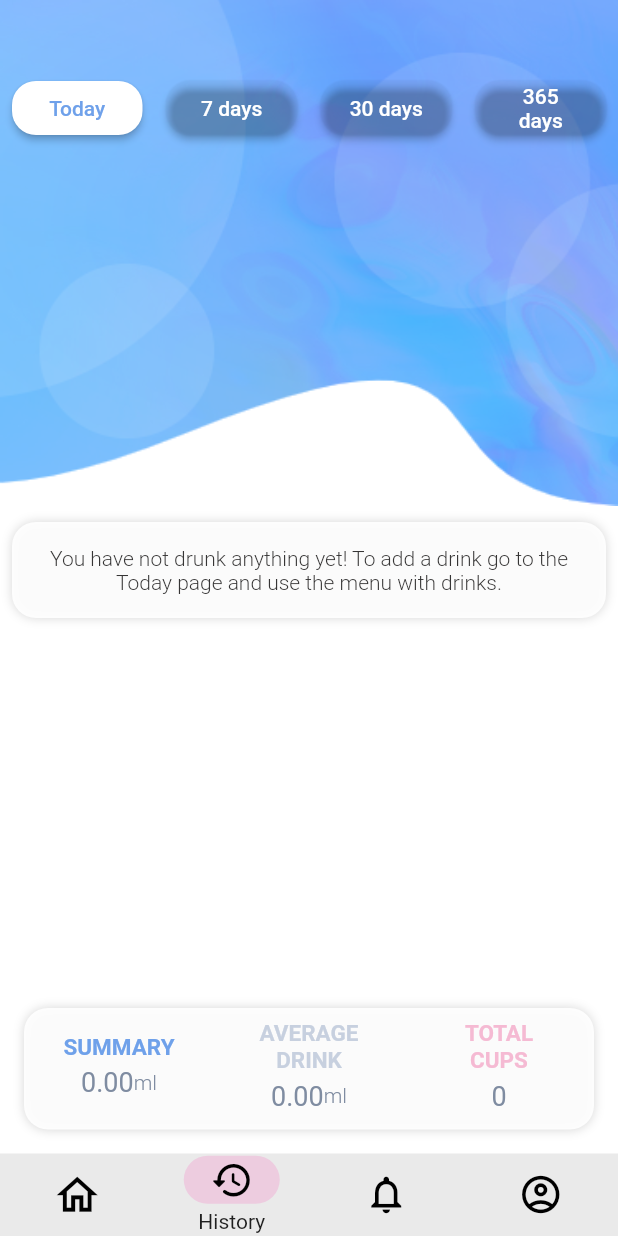
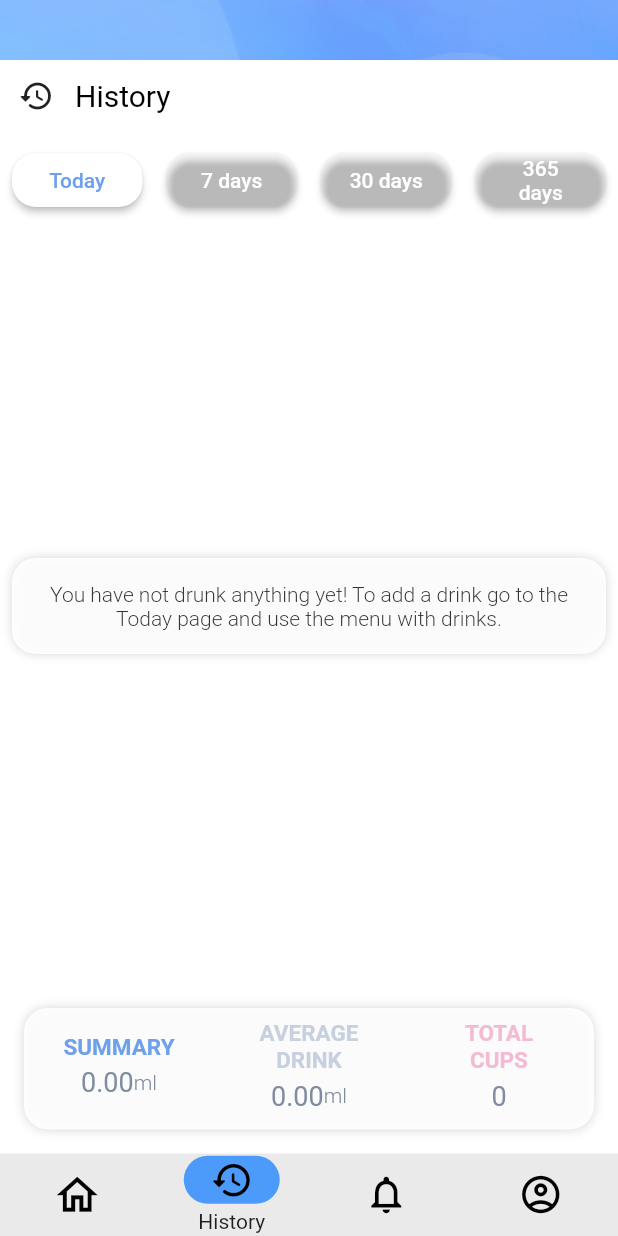
Before and after one commit to Anslem27/Drink-Up, a Flutter app: the screen it shows after launch, item 2 of the bottom bar chosen, on a phone screen of 412 x 824 dp. Run offline on Flutter 3.47's test engine with Material 2 defaults, Android fonts, the light colour scheme and no system bars; our stand-ins replace flutter_local_notifications, flutter_redux, flutter_svg, get, get_storage, redux and 2 more; accounts and stored records are empty.

Commit message:
Added theming plus more improvements

```diff
--- a/lib/navigation_state.dart
+++ b/lib/navigation_state.dart
@@ -22,7 +22,7 @@ class _HomePageState extends State<HomePage> with WidgetsBindingObserver {
     testDevices: <String>[],
   );
  */
- /*  BannerAd _bannerAd;
+  /*  BannerAd _bannerAd;
 
   BannerAd createBannerAd() {
     return BannerAd(
@@ -80,6 +80,7 @@ class _HomePageState extends State<HomePage> with WidgetsBindingObserver {
 
   @override
   Widget build(BuildContext context) {
+    final iconThemeColor = Theme.of(context).hoverColor;
     return SafeArea(
       top: false,
       child: Scaffold(
@@ -101,7 +102,7 @@ class _HomePageState extends State<HomePage> with WidgetsBindingObserver {
         ),
         bottomNavigationBar: NavigationBarTheme(
           data: NavigationBarThemeData(
-            //indicatorColor: Theme.of(context).primaryColor,
+            indicatorColor: Theme.of(context).primaryColor,
             labelTextStyle: MaterialStateProperty.all(
               const TextStyle(
                 fontSize: 14,
@@ -117,19 +118,19 @@ class _HomePageState extends State<HomePage> with WidgetsBindingObserver {
               });
             },
             height: 55,
-            destinations: const [
+            destinations: [
               NavigationDestination(
                   selectedIcon: Icon(
                     Icons.home_rounded,
                     semanticLabel: 'Home',
                     size: 33,
-                    //color: iconThemeColor,
+                    color: iconThemeColor,
                   ),
                   icon: Icon(
                     Icons.home_outlined,
                     semanticLabel: 'Home',
                     size: 33,
-                    //color: iconThemeColor,
+                    color: iconThemeColor,
                   ),
                   label: "Home"),
               NavigationDestination(
@@ -137,13 +138,13 @@ class _HomePageState extends State<HomePage> with WidgetsBindingObserver {
                     Icons.history_rounded,
                     semanticLabel: 'History',
                     size: 29,
-                    //color: iconThemeColor,
+                    color: iconThemeColor,
                   ),
                   icon: Icon(
                     Icons.history,
                     semanticLabel: 'History',
                     size: 29,
-                    //color: iconThemeColor,
+                    color: iconThemeColor,
                   ),
                   label: "History"),
               NavigationDestination(
@@ -151,13 +152,13 @@ class _HomePageState extends State<HomePage> with WidgetsBindingObserver {
                     Icons.notifications,
                     size: 30,
                     semanticLabel: 'Notifications',
-                    //color: iconThemeColor,
+                    color: iconThemeColor,
                   ),
                   icon: Icon(
                     Icons.notifications_outlined,
                     size: 30,
                     semanticLabel: 'Notifications',
-                    //color: iconThemeColor,
+                    color: iconThemeColor,
                   ),
                   label: "Notifications"),
               NavigationDestination(
@@ -165,13 +166,13 @@ class _HomePageState extends State<HomePage> with WidgetsBindingObserver {
                     Icons.account_circle_sharp,
                     size: 30,
                     semanticLabel: 'Profile',
-                    //color: iconThemeColor,
+                    color: iconThemeColor,
                   ),
                   icon: Icon(
                     Icons.account_circle_outlined,
                     size: 30,
                     semanticLabel: 'Profile',
-                    //color: iconThemeColor,
+                    color: iconThemeColor,
                   ),
                   label: "Profile"),
             ],
--- a/lib/screens/history/history_page.dart
+++ b/lib/screens/history/history_page.dart
@@ -91,7 +91,7 @@ class _HistoryPageState extends State<HistoryPage>
     return currentEntries;
   }
 
-  List<Widget> _buildStats(List<DrinkHistoryEntry> entries) {
+  List<Widget> _buildStats(entries) {
     List<DrinkHistoryEntry> currentEntries =
         _currentEntries(entries, _currentIndex);
     double summary = currentEntries.fold(0.0, (t, e) => t + e.amount);
@@ -103,7 +103,8 @@ class _HistoryPageState extends State<HistoryPage>
           summary,
           const Color(0xFF6fa1ea),
           unit: 'ml',
-      )),
+        ),
+      ),
     ];
 
     if (_currentIndex == 0) {
@@ -141,8 +142,12 @@ class _HistoryPageState extends State<HistoryPage>
 
     statWidgets.add(
       Expanded(
-          child: HistoryStatsText("TOTAL\nCUPS",
-              currentEntries.length.toDouble(), const Color(0xFFf5bad3))),
+        child: HistoryStatsText(
+          "TOTAL\nCUPS",
+          currentEntries.length.toDouble(),
+          const Color(0xFFf5bad3),
+        ),
+      ),
     );
 
     return statWidgets;
@@ -177,38 +182,31 @@ class _HistoryPageState extends State<HistoryPage>
 
   @override
   Widget build(BuildContext context) {
-    final size = MediaQuery.of(context).size;
-
     return StoreConnector<AppState, List<DrinkHistoryEntry>>(
       converter: (store) => store.state.drinksHistory,
       builder: (context, entries) {
-        return Stack(
-          children: <Widget>[
-            Positioned(
-              bottom: 0.0,
-              height: 160.0,
-              child: SizedBox(
-                width: size.width,
-                height: 160.0,
-                child: Container(
-                  decoration: BoxDecoration(
-                    gradient: LinearGradient(
-                      begin: Alignment.topCenter,
-                      end: Alignment.bottomCenter,
-                      stops: const [0.3, 0.7],
-                      colors: [Colors.white.withOpacity(0.0), Colors.white],
-                    ),
-                  ),
-                ),
-              ),
-            ),
-            SafeArea(
-              bottom: false,
+        return Scaffold(
+          body: SafeArea(
             child: Column(
               mainAxisAlignment: MainAxisAlignment.start,
-                mainAxisSize: MainAxisSize.max,
-                crossAxisAlignment: CrossAxisAlignment.center,
               children: <Widget>[
+                Row(
+                  children: [
+                    //TODO Replace icon with Image.
+                    IconButton(
+                      onPressed: () {},
+                      tooltip: "History",
+                      icon: const Icon(Icons.history_rounded),
+                      splashRadius: 25,
+                    ),
+                    const SizedBox(width: 2),
+                    Text(
+                      "History",
+                      style: TextStyle(
+                          fontSize: 20, color: Theme.of(context).focusColor),
+                    ),
+                  ],
+                ),
                 Container(
                   decoration: const BoxDecoration(
                     color: Colors.transparent,
@@ -243,7 +241,6 @@ class _HistoryPageState extends State<HistoryPage>
               ],
             ),
           ),
-          ],
         );
       },
     );
--- a/lib/screens/settings/Gender.dart
+++ b/lib/screens/settings/Gender.dart
@@ -1 +1,3 @@
+// ignore_for_file: file_names
+
 enum Gender { male, female }
--- a/lib/styles/app_theme.dart
+++ b/lib/styles/app_theme.dart
@@ -6,6 +6,7 @@ class HydratorAppTheme {
   //!private contructor
   HydratorAppTheme._();
   static final ThemeData lightTheme = ThemeData(
+    brightness: Brightness.light,
     focusColor: Colors.black,
     hoverColor: Colors.black,
     disabledColor: Colors.white,
```
Also changed, not shown: 1 other file. Lines whose indentation alone changed are shown as unchanged.
